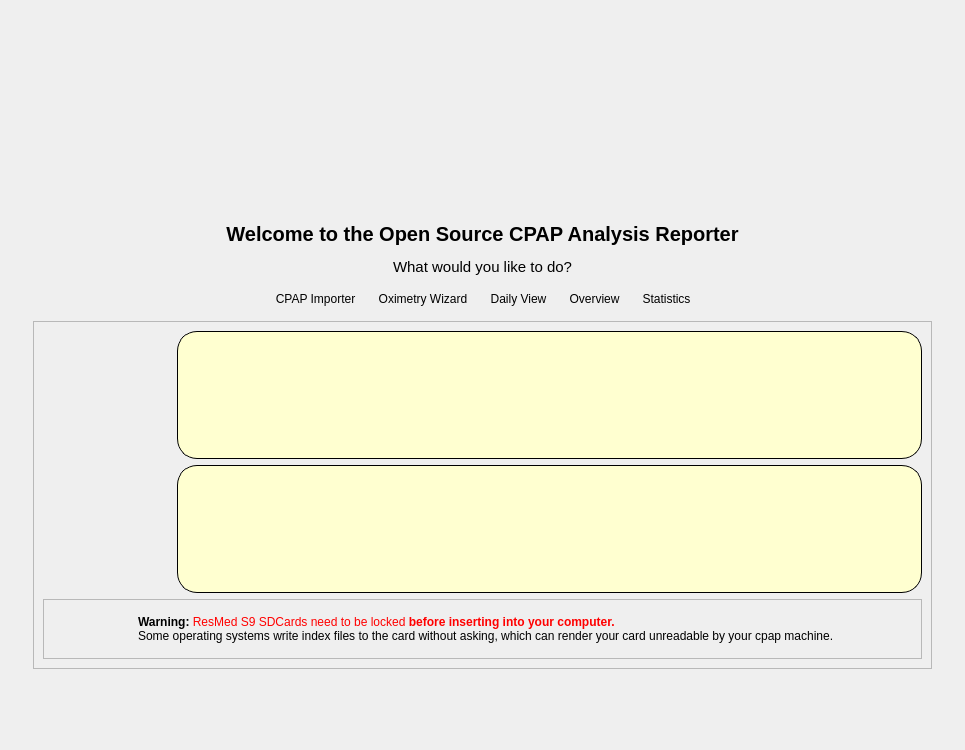
The window that oscar/welcome.ui (djbclark/OSCAR-code-sleep-apnea) describes before a commit, drawn with Qt 5.
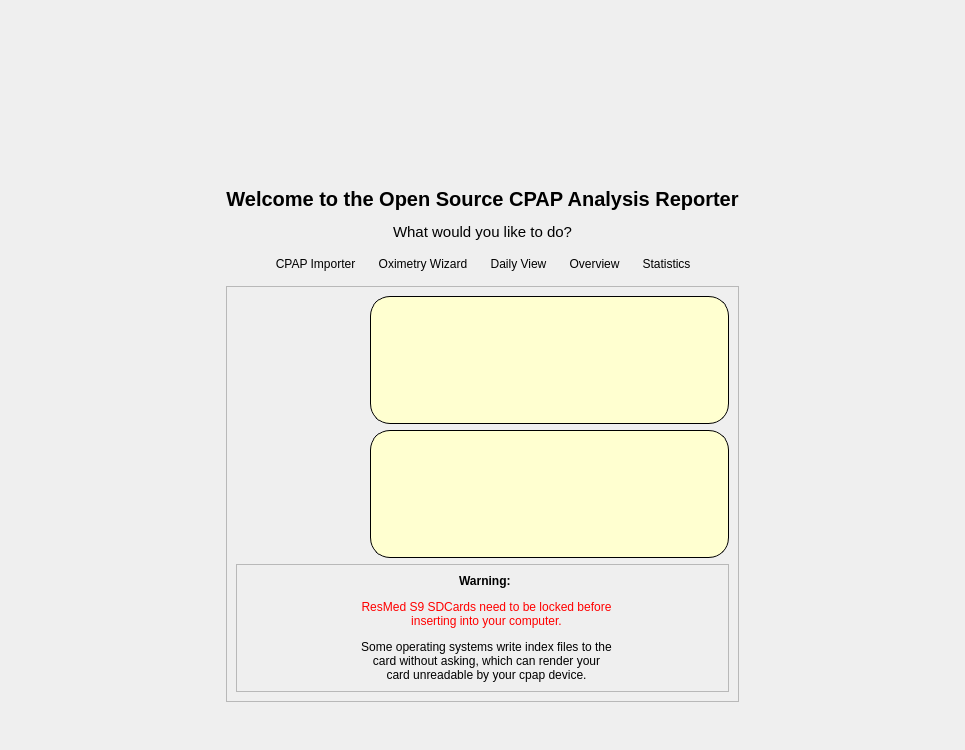
The same window after the commit. Icons and pictures are not drawn.

The edit to the form file:
```diff
--- a/oscar/welcome.ui
+++ b/oscar/welcome.ui
@@ -577,10 +577,10 @@
            <item>
             <widget class="QLabel" name="label_6">
              <property name="text">
-              <string>&lt;span style=&quot; font-weight:600;&quot;&gt;Warning: &lt;/span&gt;&lt;span style=&quot; color:#ff0000;&quot;&gt;ResMed S9 SDCards need to be locked &lt;/span&gt;&lt;span style=&quot; font-weight:600; color:#ff0000;&quot;&gt;before inserting into your computer.&amp;nbsp;&amp;nbsp;&amp;nbsp;&lt;/span&gt;&lt;span style=&quot; color:#000000;&quot;&gt;&lt;br&gt;Some operating systems write index files to the card without asking, which can render your card unreadable by your cpap machine.&lt;/span&gt;&lt;/p&gt;&lt;/body&gt;&lt;/html&gt;</string>
+              <string>&lt;html&gt;&lt;head/&gt;&lt;body&gt;&lt;p align=&quot;center&quot;&gt;&lt;span style=&quot; font-weight:700;&quot;&gt;Warning: &lt;/span&gt;&lt;/p&gt;&lt;p align=&quot;center&quot;&gt;&lt;span style=&quot; color:#ff0000;&quot;&gt;ResMed S9 SDCards need to be locked before inserting into your computer.&lt;/span&gt;&lt;/p&gt;&lt;p align=&quot;center&quot;&gt;Some operating systems write index files to the card without asking, which can render your card unreadable by your cpap device.&lt;/p&gt;&lt;/body&gt;&lt;/html&gt;</string>
              </property>
              <property name="wordWrap">
-              <bool>false</bool>
+              <bool>true</bool>
              </property>
              <property name="margin">
               <number>0</number>
```
